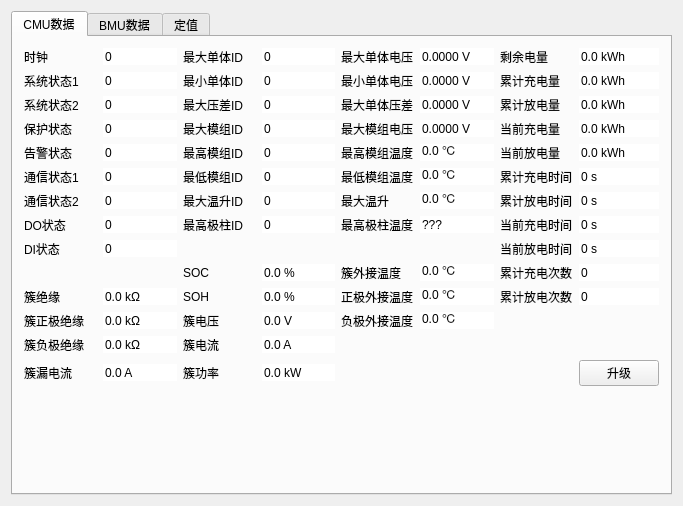
Old version of the form widget.ui in the repository Shogpe/bmsTool.
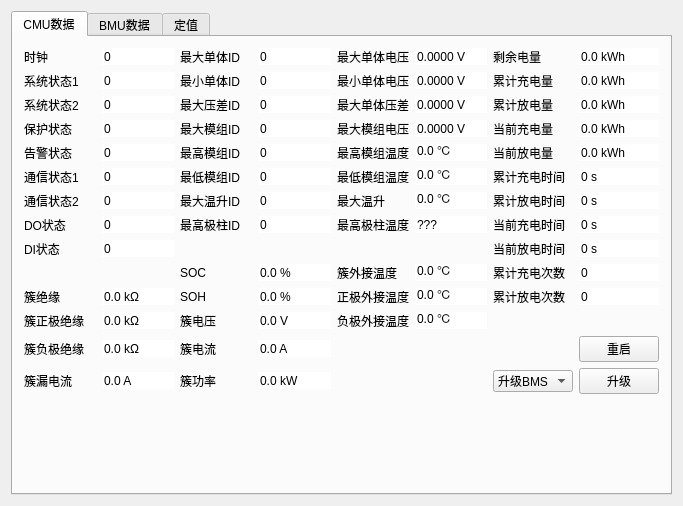
New version of the form. The open tabs and pages were chosen to show the change. Custom widgets are drawn as their Qt base class.

The edit to the form file:
```diff
--- a/widget.ui
+++ b/widget.ui
@@ -3224,6 +3224,27 @@
          </property>
         </widget>
        </item>
+       <item row="15" column="8">
+        <widget class="QComboBox" name="comboBox">
+         <item>
+          <property name="text">
+           <string>升级BMS</string>
+          </property>
+         </item>
+         <item>
+          <property name="text">
+           <string>升级BMU</string>
+          </property>
+         </item>
+        </widget>
+       </item>
+       <item row="14" column="9">
+        <widget class="QPushButton" name="btnUpgrade_2">
+         <property name="text">
+          <string>重启</string>
+         </property>
+        </widget>
+       </item>
       </layout>
      </widget>
      <widget class="QWidget" name="tabBMU">
```
Left out of the diff: 2 changed lines with no effect on the pictures.
